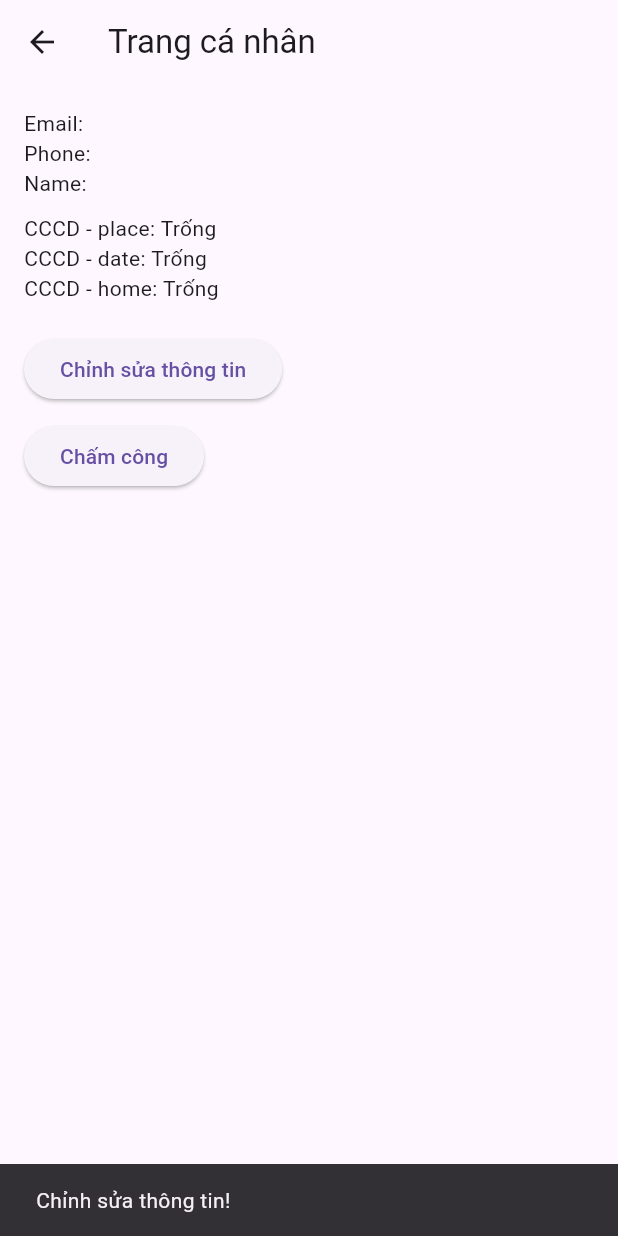
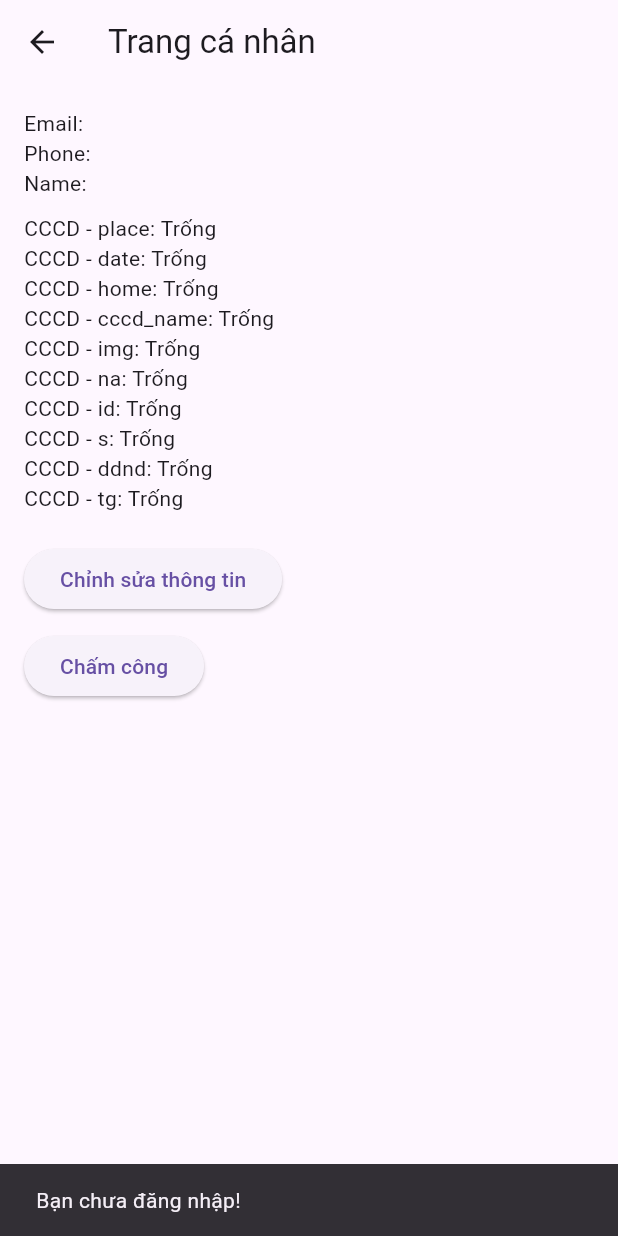
Before and after one commit to Mthanh1231/employee-attendance-app, a Flutter app: the ProfilePage screen opened by its route, after a tap on "Chỉnh sửa thông tin", on a phone screen of 412 x 824 dp. Run offline on Flutter 3.47's test engine with Material 3 defaults, Android fonts, the phone set to English and light mode, and no system bars; our stand-ins replace flutter_bloc; network calls fail.

Commit message:
new 1.12

```diff
--- a/frontend/lib/presentation/pages/profile_page.dart
+++ b/frontend/lib/presentation/pages/profile_page.dart
@@ -1,3 +1,5 @@
+// lib/presentation/pages/profile_page.dart
+
 import 'dart:convert';
 import 'package:flutter/material.dart';
 import 'package:flutter_bloc/flutter_bloc.dart';
@@ -6,6 +8,7 @@ import 'package:intl/intl.dart';
 
 import '../blocs/user/user_bloc.dart';
 import '../blocs/user/user_state.dart';
+import 'edit_profile_page.dart';
 
 class ProfilePage extends StatefulWidget {
   const ProfilePage({Key? key}) : super(key: key);
@@ -159,7 +162,14 @@ class _ProfilePageState extends State<ProfilePage> {
     final place = cccdInfo['place'] ?? 'Trống';
     final date = cccdInfo['date'] ?? 'Trống';
     final home = cccdInfo['home'] ?? 'Trống';
-    // ... cccd_name, na, id, s, ddnd, tg nếu có
+    final cccdName = cccdInfo['cccd_name'] ?? 'Trống';
+    final img = cccdInfo['img'] ?? 'Trống';
+    final na = cccdInfo['na'] ?? 'Trống';
+    final cccdId = cccdInfo['id'] ?? 'Trống';
+    final s = cccdInfo['s'] ?? 'Trống';
+    final ddnd = cccdInfo['ddnd'] ?? 'Trống';
+    final tg = cccdInfo['tg'] ?? 'Trống';
+    final cccd = cccdInfo['cccd'] ?? 'Trống';
 
     return Scaffold(
       appBar: AppBar(title: const Text('Trang cá nhân')),
@@ -176,17 +186,48 @@ class _ProfilePageState extends State<ProfilePage> {
             Text('CCCD - place: $place'),
             Text('CCCD - date: $date'),
             Text('CCCD - home: $home'),
-            // ... hiển thị các trường cccd_info khác nếu cần
+            Text('CCCD - cccd_name: $cccdName'),
+            Text('CCCD - img: $img'),
+            Text('CCCD - na: $na'),
+            Text('CCCD - id: $cccdId'),
+            Text('CCCD - s: $s'),
+            Text('CCCD - ddnd: $ddnd'),
+            Text('CCCD - tg: $tg'),
+
             const SizedBox(height: 20),
             ElevatedButton(
-              onPressed: () {
-                // Chỉnh sửa thông tin
+            onPressed: () async {
+              // Lấy token
+              final userBloc = context.read<UserBloc>();
+              final userState = userBloc.state;
+              String? token;
+              if (userState is UserLoggedIn) {
+                token = userState.token;
+              } else {
                 ScaffoldMessenger.of(context).showSnackBar(
-                  const SnackBar(content: Text('Chỉnh sửa thông tin!')),
+                  const SnackBar(content: Text('Bạn chưa đăng nhập!')),
                 );
-              },
-              child: const Text('Chỉnh sửa thông tin'),
-            ),
+                return;
+              }
+
+              // Mở EditProfilePage
+              final result = await Navigator.push(
+                context,
+                MaterialPageRoute(
+                  builder: (_) => EditProfilePage(
+                    token: token!,
+                    phone: phone,
+                    name: name,
+                    cccdInfo: cccdInfo,
+                  ),
+                ),
+              );
+              if (result == true) {
+                _fetchProfile(); // Reload
+              }
+            },
+            child: const Text('Chỉnh sửa thông tin'),
+          ),
             const SizedBox(height: 10),
             ElevatedButton(
               onPressed: _onCheckInOut,
```
Also changed, not shown: frontend/lib/presentation/pages/edit_profile_page.dart (added, +167 -0 lines).
